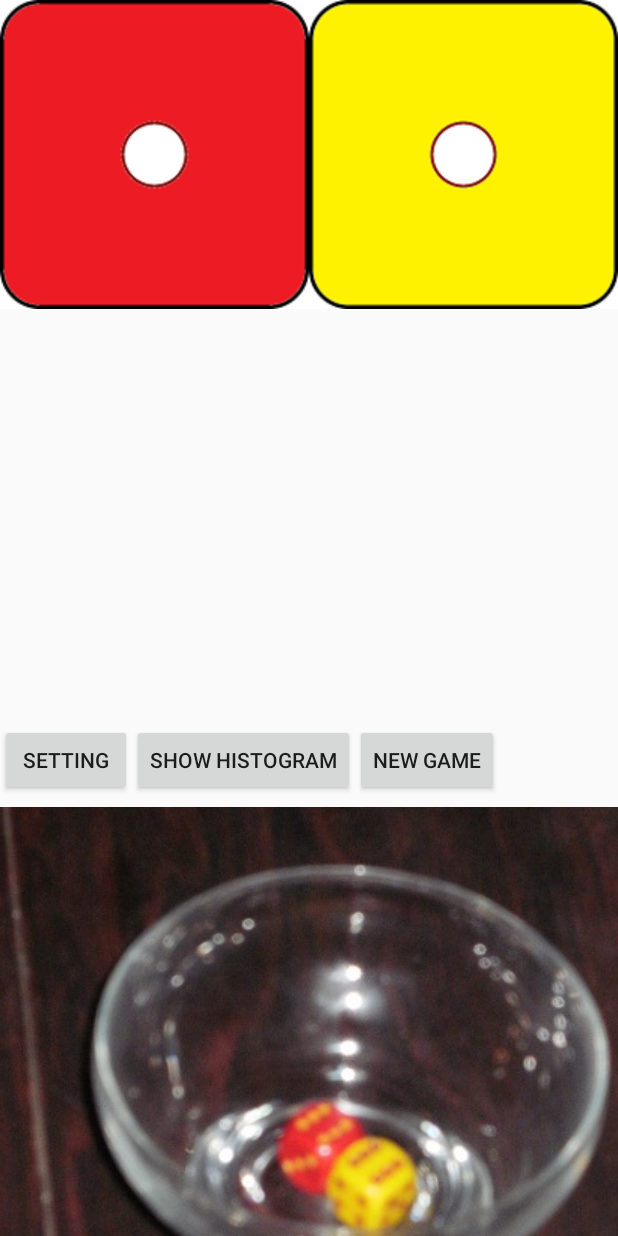
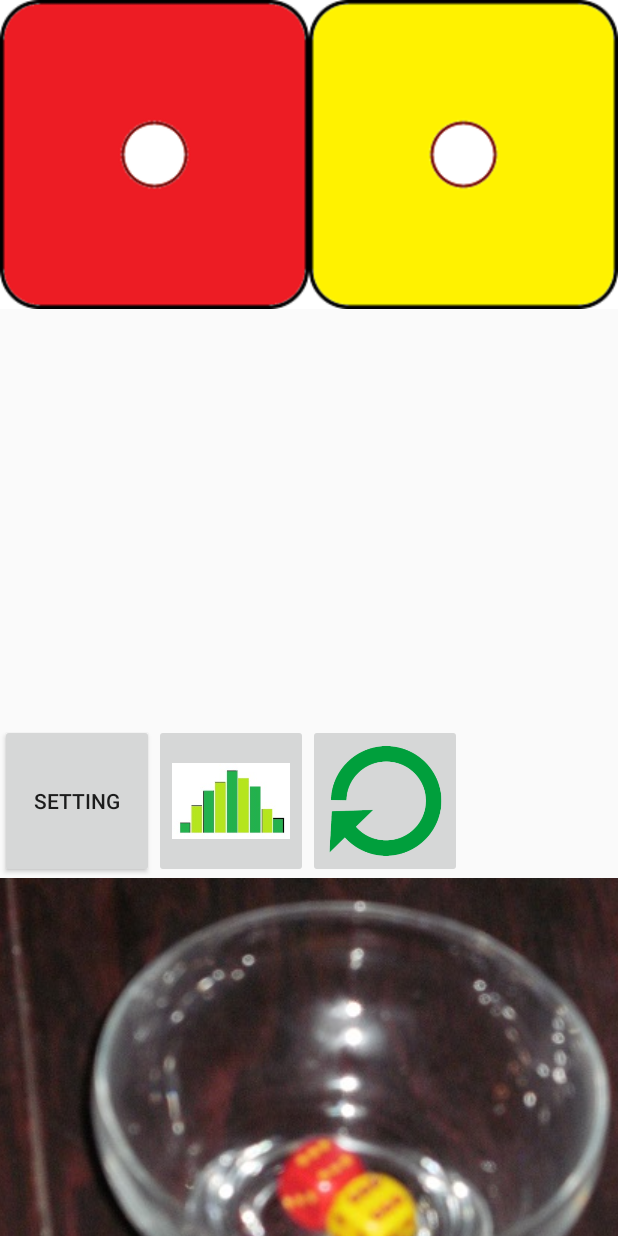
Before and after one commit to shirbenisrael/CatanDice, an Android app: the screen it shows after launch (MainActivity), on a phone screen of 412 x 824 dp. Run offline under Robolectric (Android 15) with nearby library versions, the phone set to English and light mode, and no system bars.

Commit message:
Start arranging buttons.
And icons for "show histogram" and "new game".
Scale the button sizes.

```diff
--- a/app/src/main/java/com/shirbi/catandice/MainActivity.java
+++ b/app/src/main/java/com/shirbi/catandice/MainActivity.java
@@ -170,14 +170,24 @@ public class MainActivity extends Activity {
         super.onDestroy();
     }
 
-    private void set_square_size_view(ImageView view, int size) {
+    private void set_square_size_view(View view, int size) {
         view.getLayoutParams().width = size;
         view.getLayoutParams().height = size;
     }
 
     private void set_square_size(int view_id, int size) {
-        ImageView view = (ImageView) findViewById(view_id);
+        View view = findViewById(view_id);
         set_square_size_view(view, size);
+    }
+
+    private void arrange_buttons() {
+        int Ids[] =
+                {R.id.new_game_button, R.id.show_histogram_button, R.id.setting_button, R.id.alchemist_button};
+
+        int width = m_size.x / Ids.length;
+        for (int i = 0 ; i < Ids.length; i++) {
+            set_square_size(Ids[i], width);
+        }
     }
 
     @Override
@@ -289,6 +299,8 @@ public class MainActivity extends Activity {
 
             m_histogram_counters[i].getLayoutParams().width = histogram_window_width / m_histogram_images.length;
         }
+
+        arrange_buttons();
 
         ShowState(ShownState.GAME);
     }
--- a/app/src/main/res/layout/activity_main.xml
+++ b/app/src/main/res/layout/activity_main.xml
@@ -80,7 +80,6 @@
                 android:orientation="horizontal"
                 android:visibility="visible">
 
-
                 <Button
                     android:id="@+id/setting_button"
                     android:layout_width="wrap_content"
@@ -88,18 +87,22 @@
                     android:onClick="onSettingClick"
                     android:text="@string/setting_string" />
 
-                <Button
+                <ImageButton
                     android:id="@+id/show_histogram_button"
                     android:layout_width="wrap_content"
                     android:layout_height="wrap_content"
                     android:onClick="onShowHistogramClick"
+                    android:src="@drawable/histogram_icon"
+                    android:scaleType="fitCenter"
                     android:text="@string/show_histogram" />
 
-                <Button
+                <ImageButton
                     android:id="@+id/new_game_button"
                     android:layout_width="wrap_content"
                     android:layout_height="wrap_content"
                     android:onClick="onNewGameClick"
+                    android:src="@drawable/restart_icon"
+                    android:scaleType="fitCenter"
                     android:text="@string/new_game_string" />
 
                 <Button
```
Also changed, not shown: app/src/main/res/drawable/histogram_icon.jpg (added), app/src/main/res/drawable/restart_icon.png (added).
